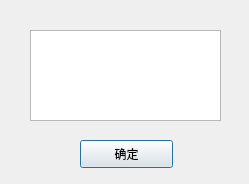
Before: the Qt Designer form Master/promptdialog.ui in L-Jay1999/DistributedTemperatureControlSystem, drawn with Qt 5.
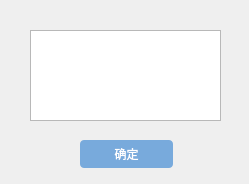
After: the same form once the commit is applied.

Patch:
```diff
--- a/Master/promptdialog.ui
+++ b/Master/promptdialog.ui
@@ -13,6 +13,22 @@
   <property name="windowTitle">
    <string>Dialog</string>
   </property>
+  <property name="styleSheet">
+   <string notr="true">QPushButton{
+        border-radius: 4px;
+        border: none;
+        width: 75px;
+        height: 25px;
+}
+QPushButton:enabled {
+        background: rgb(120, 170, 220);
+        color: white;
+}
+QPushButton:hover {
+	background: rgb(0, 78, 161);
+}
+</string>
+  </property>
   <widget class="QTextEdit" name="textEdit">
    <property name="geometry">
     <rect>
```
